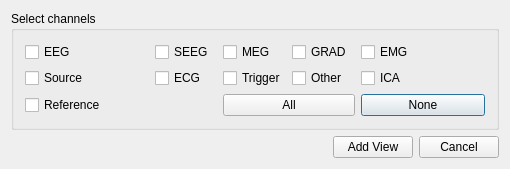
First picture: the form in src/AnyWave/Display/AwNewViewDial.ui, repository HIP-infrastructure/anywave-code, before the edit.
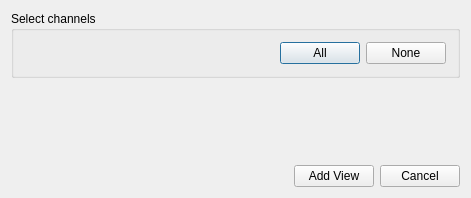
Second picture: the form after the edit. Icons and pictures are not drawn.

Commit message: Fixed New View Dialog to handle new ECOG type. Fixed Filtering Lib to handle also all channel types.

```diff
--- a/src/AnyWave/Display/AwNewViewDial.ui
+++ b/src/AnyWave/Display/AwNewViewDial.ui
@@ -9,8 +9,8 @@
    <rect>
     <x>0</x>
     <y>0</y>
-    <width>510</width>
-    <height>159</height>
+    <width>471</width>
+    <height>198</height>
    </rect>
   </property>
   <property name="windowTitle">
@@ -23,191 +23,60 @@
   <property name="modal">
    <bool>true</bool>
   </property>
-  <layout class="QVBoxLayout" name="verticalLayout_2">
-   <item>
+  <layout class="QGridLayout" name="gridLayout_3">
+   <item row="0" column="0">
     <widget class="QGroupBox" name="groupBox">
      <property name="title">
       <string>Select channels</string>
      </property>
-     <layout class="QVBoxLayout" name="verticalLayout">
-      <item>
-       <layout class="QGridLayout" name="gridLayout">
-        <item row="1" column="0" colspan="2">
-         <widget class="QCheckBox" name="checkSource">
-          <property name="sizePolicy">
-           <sizepolicy hsizetype="Preferred" vsizetype="Fixed">
-            <horstretch>0</horstretch>
-            <verstretch>0</verstretch>
-           </sizepolicy>
-          </property>
-          <property name="text">
-           <string>Source</string>
-          </property>
-         </widget>
-        </item>
-        <item row="1" column="7" colspan="2">
-         <widget class="QCheckBox" name="checkICA">
-          <property name="sizePolicy">
-           <sizepolicy hsizetype="Preferred" vsizetype="Fixed">
-            <horstretch>0</horstretch>
-            <verstretch>0</verstretch>
-           </sizepolicy>
-          </property>
-          <property name="text">
-           <string>ICA</string>
-          </property>
-         </widget>
-        </item>
-        <item row="1" column="6">
-         <widget class="QCheckBox" name="checkOther">
-          <property name="sizePolicy">
-           <sizepolicy hsizetype="Preferred" vsizetype="Fixed">
-            <horstretch>0</horstretch>
-            <verstretch>0</verstretch>
-           </sizepolicy>
-          </property>
-          <property name="text">
-           <string>Other</string>
-          </property>
-         </widget>
-        </item>
-        <item row="1" column="5">
-         <widget class="QCheckBox" name="checkTrigger">
-          <property name="sizePolicy">
-           <sizepolicy hsizetype="Preferred" vsizetype="Fixed">
-            <horstretch>0</horstretch>
-            <verstretch>0</verstretch>
-           </sizepolicy>
-          </property>
-          <property name="text">
-           <string>Trigger</string>
-          </property>
-         </widget>
-        </item>
-        <item row="1" column="4">
-         <widget class="QCheckBox" name="checkECG">
-          <property name="sizePolicy">
-           <sizepolicy hsizetype="Preferred" vsizetype="Fixed">
-            <horstretch>0</horstretch>
-            <verstretch>0</verstretch>
-           </sizepolicy>
-          </property>
-          <property name="text">
-           <string>ECG</string>
-          </property>
-         </widget>
-        </item>
-        <item row="0" column="7" colspan="2">
-         <widget class="QCheckBox" name="checkEMG">
-          <property name="sizePolicy">
-           <sizepolicy hsizetype="Preferred" vsizetype="Fixed">
-            <horstretch>0</horstretch>
-            <verstretch>0</verstretch>
-           </sizepolicy>
-          </property>
-          <property name="text">
-           <string>EMG</string>
-          </property>
-         </widget>
-        </item>
-        <item row="0" column="6">
-         <widget class="QCheckBox" name="checkGRAD">
-          <property name="sizePolicy">
-           <sizepolicy hsizetype="Preferred" vsizetype="Fixed">
-            <horstretch>0</horstretch>
-            <verstretch>0</verstretch>
-           </sizepolicy>
-          </property>
-          <property name="text">
-           <string>GRAD</string>
-          </property>
-         </widget>
-        </item>
-        <item row="0" column="5">
-         <widget class="QCheckBox" name="checkMEG">
-          <property name="sizePolicy">
-           <sizepolicy hsizetype="Preferred" vsizetype="Fixed">
-            <horstretch>0</horstretch>
-            <verstretch>0</verstretch>
-           </sizepolicy>
-          </property>
-          <property name="text">
-           <string>MEG</string>
-          </property>
-         </widget>
-        </item>
-        <item row="0" column="4">
-         <widget class="QCheckBox" name="checkSEEG">
-          <property name="sizePolicy">
-           <sizepolicy hsizetype="Preferred" vsizetype="Fixed">
-            <horstretch>0</horstretch>
-            <verstretch>0</verstretch>
-           </sizepolicy>
-          </property>
-          <property name="text">
-           <string>SEEG</string>
-          </property>
-         </widget>
-        </item>
-        <item row="0" column="0" colspan="2">
-         <widget class="QCheckBox" name="checkEEG">
-          <property name="sizePolicy">
-           <sizepolicy hsizetype="Preferred" vsizetype="Fixed">
-            <horstretch>0</horstretch>
-            <verstretch>0</verstretch>
-           </sizepolicy>
-          </property>
-          <property name="text">
-           <string>EEG</string>
-          </property>
-         </widget>
-        </item>
-        <item row="2" column="0" colspan="2">
-         <widget class="QCheckBox" name="checkReference">
-          <property name="sizePolicy">
-           <sizepolicy hsizetype="Preferred" vsizetype="Fixed">
-            <horstretch>0</horstretch>
-            <verstretch>0</verstretch>
-           </sizepolicy>
-          </property>
-          <property name="text">
-           <string>Reference</string>
-          </property>
-         </widget>
-        </item>
-        <item row="2" column="7" colspan="2">
-         <widget class="QPushButton" name="buttonNone">
-          <property name="text">
-           <string>None</string>
-          </property>
-         </widget>
-        </item>
-        <item row="2" column="5" colspan="2">
-         <widget class="QPushButton" name="buttonAll">
-          <property name="text">
-           <string>All</string>
-          </property>
-         </widget>
-        </item>
-       </layout>
+     <layout class="QGridLayout" name="gridLayout_2">
+      <item row="0" column="0" colspan="3">
+       <layout class="QGridLayout" name="gridLayout"/>
+      </item>
+      <item row="1" column="0">
+       <spacer name="horizontalSpacer">
+        <property name="orientation">
+         <enum>Qt::Horizontal</enum>
+        </property>
+        <property name="sizeHint" stdset="0">
+         <size>
+          <width>268</width>
+          <height>20</height>
+         </size>
+        </property>
+       </spacer>
+      </item>
+      <item row="1" column="1">
+       <widget class="QPushButton" name="buttonAll">
+        <property name="text">
+         <string>All</string>
+        </property>
+       </widget>
+      </item>
+      <item row="1" column="2">
+       <widget class="QPushButton" name="buttonNone">
+        <property name="text">
+         <string>None</string>
+        </property>
+       </widget>
       </item>
      </layout>
     </widget>
    </item>
-   <item>
-    <spacer name="verticalSpacer_2">
+   <item row="1" column="0">
+    <spacer name="verticalSpacer">
      <property name="orientation">
       <enum>Qt::Vertical</enum>
      </property>
      <property name="sizeHint" stdset="0">
       <size>
        <width>20</width>
-       <height>1</height>
+       <height>76</height>
       </size>
      </property>
     </spacer>
    </item>
-   <item>
+   <item row="2" column="0">
     <layout class="QHBoxLayout" name="horizontalLayout_4">
      <item>
       <spacer name="horizontalSpacer_2">
```
Left out of the diff: 2 changed lines with no effect on the pictures. The commit also changes 4 other files.
